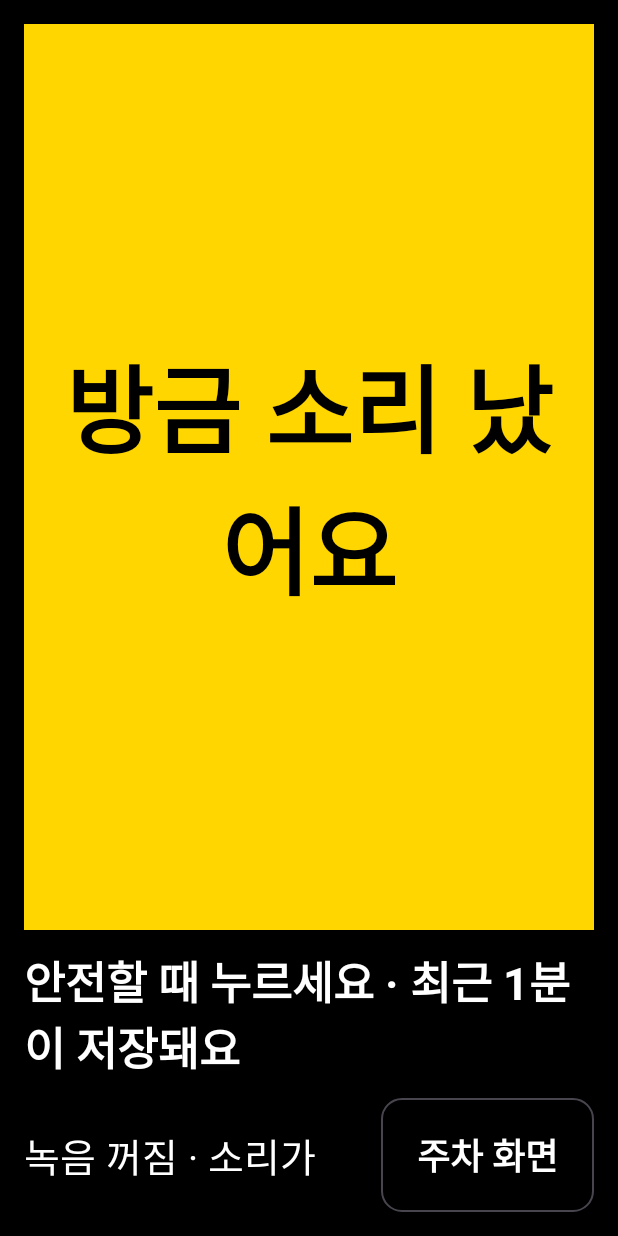
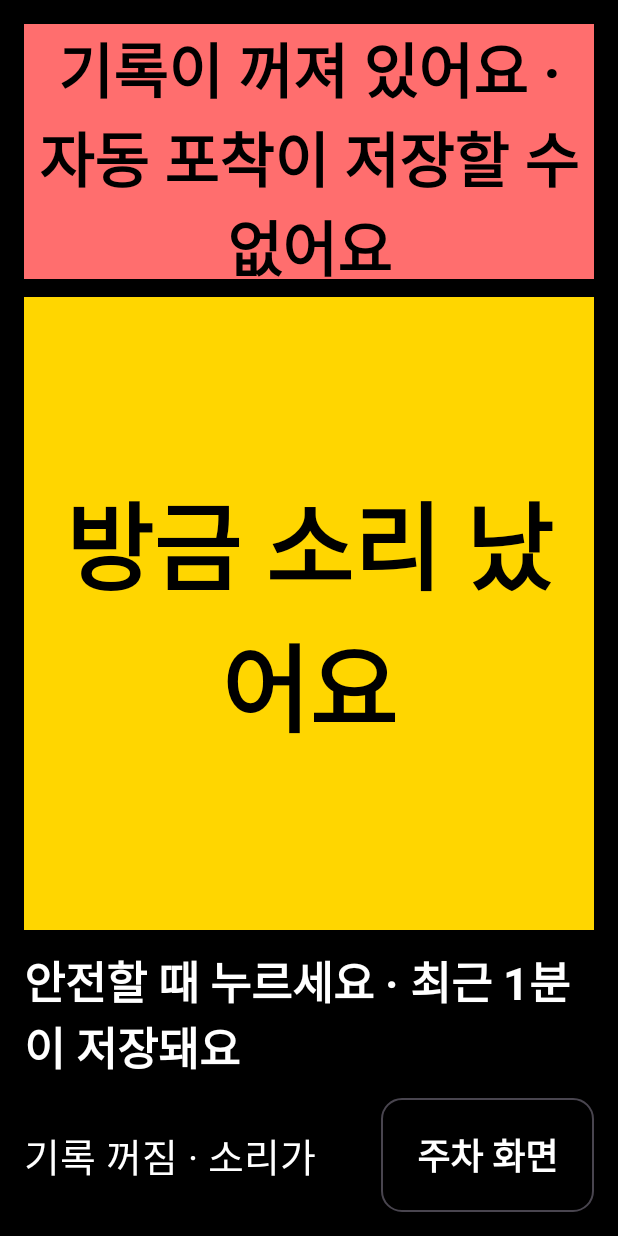
Before and after one commit to yeokkaengi/symptom-note, an Android app built with Jetpack Compose: the screen it shows after launch (DrivingRecordActivity), on a phone screen of 412 x 824 dp. Run offline under Robolectric (Android 15) with nearby library versions, the phone set to English and light mode, and no system bars; our stand-ins replace Room's generated code; libraries missing offline, so code that uses them is left out: ai.pleos.playground; 23 statements that could not run were skipped.

Commit message:
1. 주행 시작 시 자동으로 기록 켜기(설정, 기본 켜짐)
배경: 기록 시작을 깜빡한 채 주행하면 자동 포착 조건이 와도 저장되지 않음.
- 기어가 P에서 바뀌어 주행 기록 화면이 보일 때 마이크 FGS 시작(verify 5-8, 5-17: 화면이 보일 때만).
  판단은 RecordingPolicy.shouldAutoStart(설정·화면 보임·기어·이미 켜짐)
- 화면 "● 기록 켜짐", 알림 "증상노트 기록 켜짐"(자동이면 "주행 시작으로 자동으로 켰어요")
- 기록이 꺼져 있으면 주행 기록 화면에 빨간 안내 "기록이 꺼져 있어요 · 자동 포착이 저장할 수 없어요",
  눌러서 켜기(큰 버튼을 눌러도 켜짐)
- 자동 포착 조건이 기록 꺼짐 상태에서 오면 로그와 홈에 "자동 포착 조건 감지 · 기록이 꺼져 있어 저장 못 함",
  쿨다운 없이 다음 시작 순간에 다시 시도
- 설정: 토글 + 개인정보 문구 변경
- 단위 테스트 RecordingPolicyTest 3개(전체 35개 통과)

```diff
--- /dev/null
+++ b/app/src/main/java/ai/symptomnote/Settings.kt
@@ -0,0 +1,15 @@
+package ai.symptomnote
+
+import android.content.Context
+
+/** 사용자 설정(SharedPreferences). */
+object Settings {
+    private const val FILE = "settings"
+    private const val AUTO_START = "autoStartRecording"
+
+    /** 주행 시작 시 자동으로 기록 켜기. 기본값 켜짐. */
+    fun autoStart(c: Context): Boolean = c.getSharedPreferences(FILE, Context.MODE_PRIVATE).getBoolean(AUTO_START, true)
+
+    fun setAutoStart(c: Context, on: Boolean) =
+        c.getSharedPreferences(FILE, Context.MODE_PRIVATE).edit().putBoolean(AUTO_START, on).apply()
+}
--- /dev/null
+++ b/app/src/main/java/ai/symptomnote/core/RecordingPolicy.kt
@@ -0,0 +1,16 @@
+package ai.symptomnote.core
+
+/** 기록(마이크 FGS) 자동 시작과 "기록 꺼짐" 안내 규칙. 안드로이드 의존 없음(단위 테스트 대상). */
+object RecordingPolicy {
+    const val GEAR_P = 4
+    const val OFF_WARNING = "기록이 꺼져 있어요 · 자동 포착이 저장할 수 없어요"
+    const val MISSED_CAPTURE = "자동 포착 조건 감지 · 기록이 꺼져 있어 저장 못 함"
+
+    /**
+     * 주행 기록 화면에서 기록을 자동으로 켤지.
+     * 설정이 켜져 있고, 화면이 보이고(verify 5-8, 5-17: 화면 없이 시작한 마이크 FGS 는 막힘),
+     * 기어가 주행 중(P 도 아니고 아직 모름(0)도 아님)이고, 기록이 아직 꺼져 있을 때만.
+     */
+    fun shouldAutoStart(enabled: Boolean, visible: Boolean, gear: Int, recording: Boolean): Boolean =
+        enabled && visible && !recording && gear != 0 && gear != GEAR_P
+}
--- a/app/src/main/java/ai/symptomnote/ui/DrivingRecordActivity.kt
+++ b/app/src/main/java/ai/symptomnote/ui/DrivingRecordActivity.kt
@@ -2,6 +2,16 @@ package ai.symptomnote.ui
 
 import ai.symptomnote.audio.RingRecorder
 import ai.symptomnote.audio.TAG
+import ai.symptomnote.Settings
+import ai.symptomnote.core.RecordingPolicy
+import ai.symptomnote.service.RecordingService
+import ai.symptomnote.vehicle.VehicleSignals
+import android.Manifest
+import android.content.pm.PackageManager
+import androidx.compose.foundation.layout.height
+import androidx.compose.runtime.LaunchedEffect
+import androidx.core.content.ContextCompat
+import androidx.lifecycle.Lifecycle
 import ai.symptomnote.service.RecordSaver
 import ai.symptomnote.vehicle.Speaker
 import ai.symptomnote.vehicle.UxWatcher
@@ -50,6 +60,8 @@ import kotlinx.coroutines.withContext
  * - 화면 대부분을 차지하는 큰 버튼 하나 + 한 줄 상태. 애니메이션·리플 없음.
  * - 누르면 즉시 "기록 중" → 직전 60초 소리 + 1초 조건 기록 저장(추정 지점 앞뒤 5초가 대표 구간) → 저장 성공 뒤에만 TTS "기록했어요"(오디오 포커스 포함).
  * - 주행 중(CarUxRestrictions)에는 다른 화면으로 가는 버튼을 숨긴다.
+ * - 설정 "주행 시작 시 자동으로 기록 켜기"(기본 켜짐): 이 화면이 보이고 기어가 P 가 아니면 마이크 FGS 시작.
+ *   기록이 꺼져 있으면 빨간 안내를 크게 띄우고, 눌러서 켤 수 있다.
  */
 class DrivingRecordActivity : ComponentActivity() {
     private lateinit var ux: UxWatcher
@@ -75,7 +87,15 @@ class DrivingRecordActivity : ComponentActivity() {
     private fun Screen() {
         val running by RingRecorder.running.collectAsStateWithLifecycle()
         val restricted by ux.restricted.collectAsStateWithLifecycle()
+        // collectAsStateWithLifecycle: 화면이 보이는(STARTED) 동안만 값이 바뀐다 → 아래 자동 시작도 화면이 보일 때만 일어난다.
+        val gear = VehicleSignals.live.collectAsStateWithLifecycle().value.gear
+        val startError by RecordingService.error.collectAsStateWithLifecycle()
         val src = remember { MutableInteractionSource() }
+        // 주행 시작 시 자동으로 기록 켜기(설정, 기본 켜짐). 실패하면 아래 빨간 안내가 그대로 남아 한 번 눌러 켤 수 있다.
+        LaunchedEffect(gear, running) {
+            val visible = lifecycle.currentState.isAtLeast(Lifecycle.State.STARTED)
+            if (RecordingPolicy.shouldAutoStart(Settings.autoStart(this@DrivingRecordActivity), visible, gear, running)) startRecording(auto = true)
+        }
         // "기록 중" 이 실제로 그려진 시각을 남긴다(목표 0.25초 이내).
         SideEffect {
             val p = pressedAt
@@ -84,6 +104,16 @@ class DrivingRecordActivity : ComponentActivity() {
             }
         }
         Column(Modifier.fillMaxSize().background(Color.Black).padding(16.dp), verticalArrangement = Arrangement.spacedBy(12.dp)) {
+            if (!running) Box(
+                Modifier.fillMaxWidth().height(170.dp).background(C.Red)
+                    .clickable(role = Role.Button) { startRecording(auto = false) },
+                contentAlignment = Alignment.Center
+            ) {
+                Column(horizontalAlignment = Alignment.CenterHorizontally) {
+                    Text(RecordingPolicy.OFF_WARNING, color = Color.Black, fontSize = 40.sp, fontWeight = FontWeight.Bold, textAlign = TextAlign.Center)
+                    Text("여기를 눌러 기록 켜기", color = Color.Black, fontSize = 30.sp, textAlign = TextAlign.Center)
+                }
+            }
             Box(
                 Modifier.fillMaxWidth().weight(1f)
                     .background(if (busy) Color(0xFF424242) else C.Yellow)
@@ -95,7 +125,7 @@ class DrivingRecordActivity : ComponentActivity() {
             }
             Text("안전할 때 누르세요 · 최근 1분이 저장돼요", color = Color.White, fontSize = 30.sp, fontWeight = FontWeight.Bold)
             Row(verticalAlignment = Alignment.CenterVertically, horizontalArrangement = Arrangement.spacedBy(16.dp)) {
-                Text("${if (running) "● 녹음 켜짐" else "녹음 꺼짐"} · $status", color = Color.White, fontSize = 26.sp,
+                Text("${if (running) "● 기록 켜짐" else "기록 꺼짐"} · ${startError?.takeIf { !running } ?: status}", color = Color.White, fontSize = 26.sp,
                     modifier = Modifier.weight(1f), maxLines = 1)
                 if (!restricted) BigButton("주차 화면", primary = false) {
                     startActivity(Intent(this@DrivingRecordActivity, MainActivity::class.java).addFlags(Intent.FLAG_ACTIVITY_NEW_TASK))
@@ -104,10 +134,21 @@ class DrivingRecordActivity : ComponentActivity() {
         }
     }
 
+    /** 이 화면이 보일 때만 마이크 FGS 를 시작한다(verify 5-8, 5-17). */
+    private fun startRecording(auto: Boolean) {
+        if (!lifecycle.currentState.isAtLeast(Lifecycle.State.STARTED)) return
+        if (ContextCompat.checkSelfPermission(this, Manifest.permission.RECORD_AUDIO) != PackageManager.PERMISSION_GRANTED) {
+            status = "마이크 권한이 없어요 · 주차 후 홈에서 허용해 주세요"; return
+        }
+        RecordingService.start(this, auto)
+        status = if (auto) "주행 시작으로 기록을 자동으로 켰어요" else "기록을 켰어요 · 지금부터 1분이 보관돼요"
+        Log.i(TAG, "주행 기록 화면에서 기록 시작 요청 auto=$auto gear=${VehicleSignals.live.value.gear}")
+    }
+
     private fun onPress() {
         val t0 = SystemClock.uptimeMillis()
         if (!RingRecorder.isRunning) {
-            status = "녹음이 꺼져 있어요. 주차 후 홈에서 '기록 시작'"
+            startRecording(auto = false) // 꺼져 있을 땐 저장할 소리가 없으니 기록부터 켠다
             return
         }
         pressedAt = t0
--- a/app/src/main/java/ai/symptomnote/ui/MainActivity.kt
+++ b/app/src/main/java/ai/symptomnote/ui/MainActivity.kt
@@ -145,7 +145,7 @@ class MainActivity : ComponentActivity() {
                 }
                 if (!canStart && !running) Body("기어가 P일 때만 기록을 시작할 수 있어요", C.Yellow)
                 (msg ?: err)?.let { Body(it, C.Red) }
-                Small("자동 포착: $auto")
+                if (auto.contains(ai.symptomnote.core.RecordingPolicy.MISSED_CAPTURE)) Body("자동 포착: $auto", C.Yellow) else Small("자동 포착: $auto")
             }
             LivePanel(live)
             Row(horizontalArrangement = Arrangement.spacedBy(16.dp)) {
```
Also changed, not shown: app/src/main/java/ai/symptomnote/service/Recorder.kt (+21 -5 lines), app/src/main/java/ai/symptomnote/ui/OtherScreens.kt (+11 -1 lines), 3 other files.
